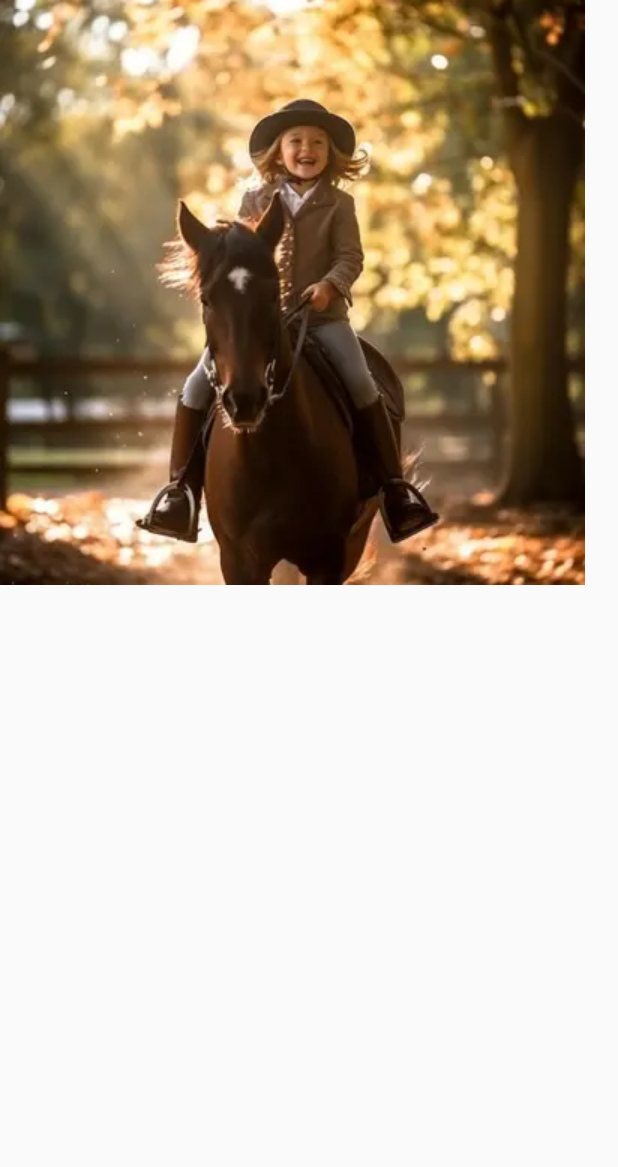
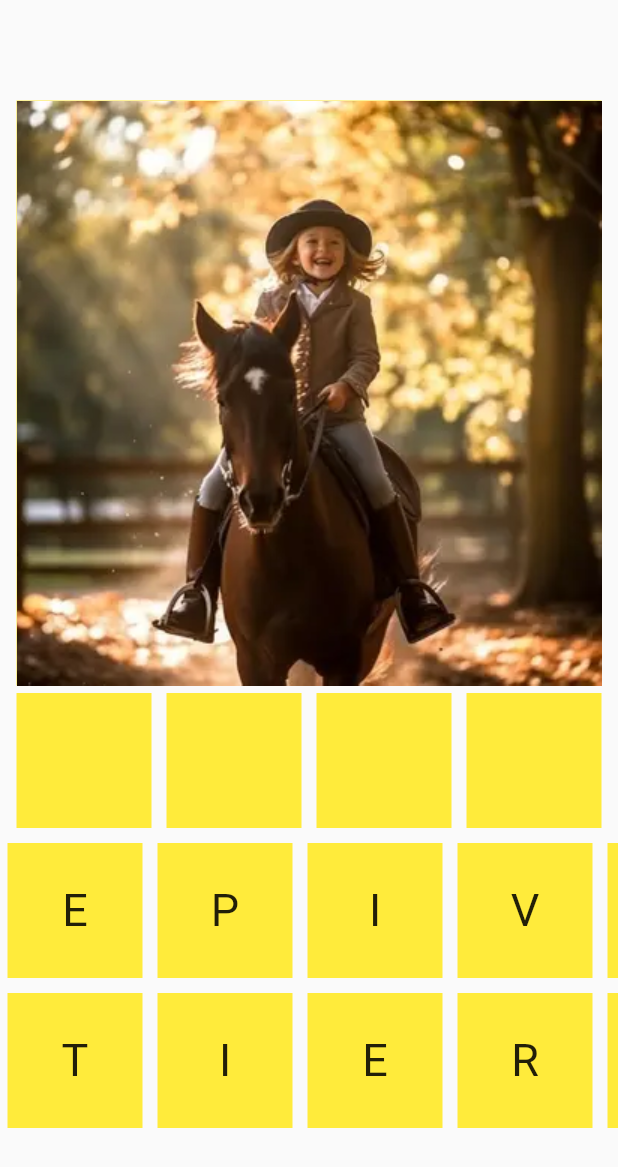
Before and after one commit to princeflutter/onepiconewordd, a Flutter app: the screen it shows after launch, on a phone screen of 412 x 824 dp. Shown: the top 1167 px of the screen. Run offline on Flutter 3.47's test engine with Material 2 defaults, Android fonts, the light colour scheme and no system bars.

Commit message:
01/09/2023

```diff
--- a/lib/main.dart
+++ b/lib/main.dart
@@ -1,6 +1,7 @@
 import 'dart:convert';
 import 'dart:math';
 
+import 'package:flutter/foundation.dart';
 import 'package:flutter/material.dart';
 import 'package:flutter/services.dart';
 
@@ -12,7 +13,6 @@ void main() {
 
 class Wordpuzzle extends StatefulWidget {
   const Wordpuzzle({Key? key}) : super(key: key);
-
   @override
   State<Wordpuzzle> createState() => _WordpuzzleState();
 }
@@ -20,7 +20,13 @@ class Wordpuzzle extends StatefulWidget {
 class _WordpuzzleState extends State<Wordpuzzle> {
   String imagename = "";
 
+  Map map = {};
+
   bool vv = false;
+
+  List<String> anslist = [];
+  List<String> bottomlist = [];
+  List<String> toplist = [];
 
   @override
   void initState() {
@@ -65,13 +71,14 @@ class _WordpuzzleState extends State<Wordpuzzle> {
       // print("===${s2}");
       //
       String s2 = imagename.split("/")[1].split("\.")[0];
-      List<String> anslist = s2.split(""); // [d, o, g]
+      anslist = s2.split(""); // [d, o, g]
+      toplist = List.filled(anslist.length, "");
       print("==$anslist");
       String abcd = "abcdefghijklmnopqrstuvwxyz";
       List<String> absclist = abcd.split("");
       print("${absclist}");
       absclist.shuffle();
-      List bottomlist = absclist.getRange(0, 10 - anslist.length).toList();
+      bottomlist = absclist.getRange(0, 10 - anslist.length).toList();
       print("==${bottomlist}");
       bottomlist.addAll(anslist);
       bottomlist.shuffle();
@@ -83,8 +90,102 @@ class _WordpuzzleState extends State<Wordpuzzle> {
   Widget build(BuildContext context) {
     return Scaffold(
       body: vv
-          ? Container(color: Colors.yellow, child: Image.asset(imagename))
+          ? Column(
+              mainAxisAlignment: MainAxisAlignment.center,
+              crossAxisAlignment: CrossAxisAlignment.center,
+              children: [
+                Container(color: Colors.yellow, child: Image.asset(imagename)),
+                Container(
+                  height: 100,
+                  child: GridView.builder(
+                    scrollDirection: Axis.horizontal,
+                    shrinkWrap: true,
+                    itemCount: anslist.length,
+                    gridDelegate: SliverGridDelegateWithFixedCrossAxisCount(
+                        crossAxisCount: 1),
+                    itemBuilder: (context, index) {
+                      return InkWell(
+                        onTap: () {
+                          setState(() {
+                            if (toplist[index].isNotEmpty) {
+                              bottomlist[map[index]] = toplist[index];
+
+                              toplist[index] = "";
+                            }
+                          });
+                        },
+                        child: Container(
+                          margin: EdgeInsets.all(5),
+                          color: Colors.yellow,
+                          alignment: Alignment.center,
+                          child: Text(
+                            "${toplist[index]}".toUpperCase(),
+                            style: TextStyle(fontSize: 30),
+                          ),
+                        ),
+                      );
+                    },
+                  ),
+                ),
+                Container(
+                  height: 200,
+                  child: GridView.builder(
+                    scrollDirection: Axis.horizontal,
+                    itemCount: bottomlist.length,
+                    shrinkWrap: true,
+                    gridDelegate: SliverGridDelegateWithFixedCrossAxisCount(
+                        crossAxisCount: 2),
+                    itemBuilder: (context, index) {
+                      return InkWell(
+                        onTap: () {
+                          setState(() {
+                            if (bottomlist[index].isNotEmpty) {
+                              for (int a = 0; a < anslist.length; a++) {
+                                if (toplist[a] == "") {
+                                  toplist[a] = bottomlist[index];
+                                  bottomlist[index] = "";
+                                  // from = where
+                                  map[a] = index;
+                                  print("==${map}");
+                                  // {0:2,1:9,2:5}
+                                  break;
+                                }
+                              }
+
+                              if (listEquals(anslist, toplist)) {
+                                setState(() {
+                                  cc = Colors.green;
+                                });
+                                ScaffoldMessenger.of(context).showSnackBar(
+                                    SnackBar(content: Text("YOU Are Won")));
+                              } else if (!toplist.contains("")) {
+                                setState(() {
+                                  cc = Colors.red;
+                                });
+                                ScaffoldMessenger.of(context).showSnackBar(
+                                    SnackBar(content: Text("Try More")));
+                              }
+                            }
+                          });
+                        },
+                        child: Container(
+                          margin: EdgeInsets.all(5),
+                          color: cc,
+                          alignment: Alignment.center,
+                          child: Text(
+                            "${bottomlist[index]}".toUpperCase(),
+                            style: TextStyle(fontSize: 30),
+                          ),
+                        ),
+                      );
+                    },
+                  ),
+                )
+              ],
+            )
           : Center(child: CircularProgressIndicator()),
     );
   }
+
+  Color cc = Colors.yellow;
 }
```
